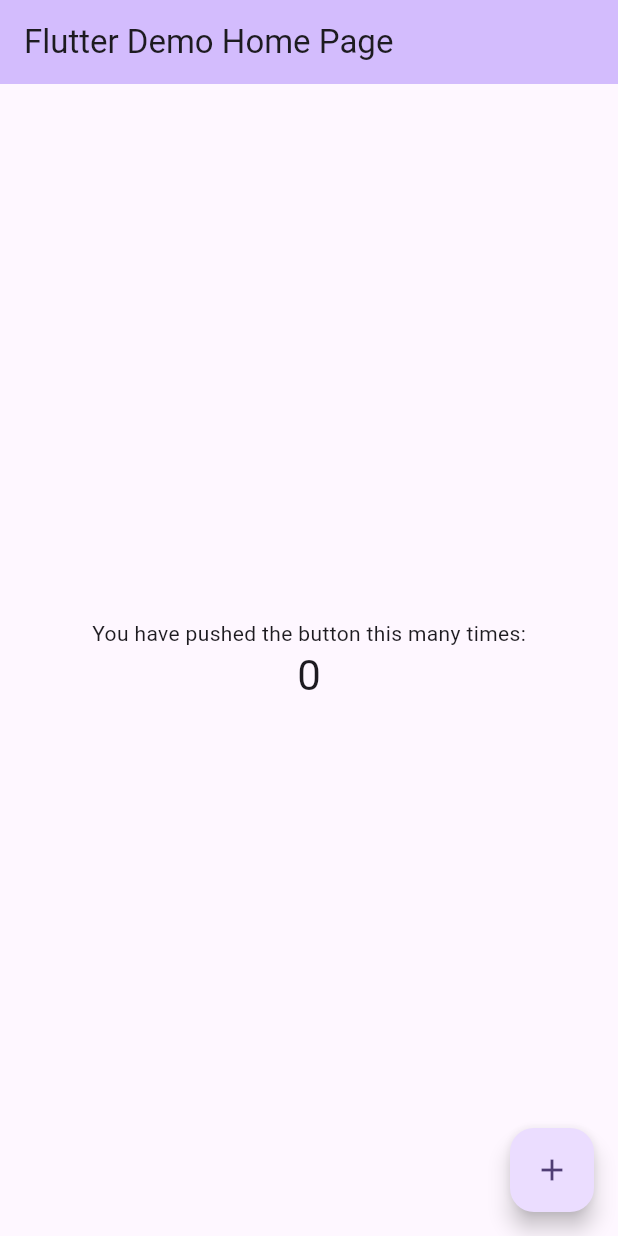
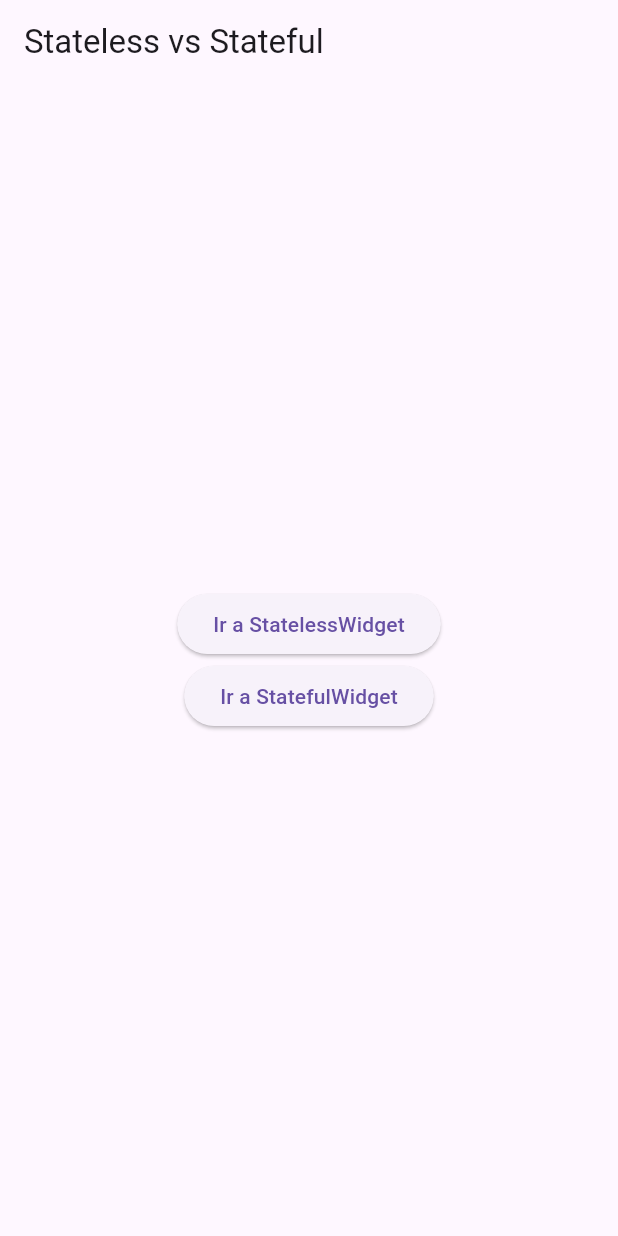
Before and after one commit to arincassia/abaez-flutter-002, a Flutter app: the screen it shows after launch, on a phone screen of 412 x 824 dp. Run offline on Flutter 3.47's test engine with Material 3 defaults, Android fonts, the phone set to English and light mode, and no system bars.

Commit message:
Un StatelessWidget no tiene estado mutable, mientras que un StatefulWidget usa un objeto State para manejar cambios con setState()

```diff
--- a/lib/main.dart
+++ b/lib/main.dart
@@ -1,122 +1,139 @@
 import 'package:flutter/material.dart';
 
 void main() {
-  runApp(const MyApp());
+  runApp(MiApp());
 }
 
-class MyApp extends StatelessWidget {
-  const MyApp({super.key});
-
-  // This widget is the root of your application.
+// Aplicación principal
+class MiApp extends StatelessWidget {
   @override
   Widget build(BuildContext context) {
     return MaterialApp(
-      title: 'Flutter Demo',
-      theme: ThemeData(
-        // This is the theme of your application.
-        //
-        // TRY THIS: Try running your application with "flutter run". You'll see
-        // the application has a purple toolbar. Then, without quitting the app,
-        // try changing the seedColor in the colorScheme below to Colors.green
-        // and then invoke "hot reload" (save your changes or press the "hot
-        // reload" button in a Flutter-supported IDE, or press "r" if you used
-        // the command line to start the app).
-        //
-        // Notice that the counter didn't reset back to zero; the application
-        // state is not lost during the reload. To reset the state, use hot
-        // restart instead.
-        //
-        // This works for code too, not just values: Most code changes can be
-        // tested with just a hot reload.
-        colorScheme: ColorScheme.fromSeed(seedColor: Colors.deepPurple),
-      ),
-      home: const MyHomePage(title: 'Flutter Demo Home Page'),
+      title: 'Stateless vs Stateful',
+      home: HomeScreen(),
     );
   }
 }
 
-class MyHomePage extends StatefulWidget {
-  const MyHomePage({super.key, required this.title});
-
-  // This widget is the home page of your application. It is stateful, meaning
-  // that it has a State object (defined below) that contains fields that affect
-  // how it looks.
-
-  // This class is the configuration for the state. It holds the values (in this
-  // case the title) provided by the parent (in this case the App widget) and
-  // used by the build method of the State. Fields in a Widget subclass are
-  // always marked "final".
-
-  final String title;
-
+// Pantalla principal con navegación
+class HomeScreen extends StatelessWidget {
   @override
-  State<MyHomePage> createState() => _MyHomePageState();
+  Widget build(BuildContext context) {
+    return Scaffold(
+      appBar: AppBar(
+        title: Text('Stateless vs Stateful'),
+      ),
+      body: Center(
+        child: Column(
+          mainAxisAlignment: MainAxisAlignment.center,
+          children: [
+            ElevatedButton(
+              onPressed: () {
+                Navigator.push(
+                  context,
+                  MaterialPageRoute(builder: (context) => StatelessExample()),
+                );
+              },
+              child: Text('Ir a StatelessWidget'),
+            ),
+            ElevatedButton(
+              onPressed: () {
+                Navigator.push(
+                  context,
+                  MaterialPageRoute(builder: (context) => StatefulExample()),
+                );
+              },
+              child: Text('Ir a StatefulWidget'),
+            ),
+          ],
+        ),
+      ),
+    );
+  }
 }
 
-class _MyHomePageState extends State<MyHomePage> {
-  int _counter = 0;
+// Ejemplo de StatelessWidget
+class StatelessExample extends StatelessWidget {
+  @override
+  Widget build(BuildContext context) {
+    return Scaffold(
+      appBar: AppBar(
+        title: Text('StatelessWidget'),
+      ),
+      body: Center(
+        child: Text(
+          'Este es un texto fijo.',
+          style: TextStyle(fontSize: 24),
+        ),
+      ),
+    );
+  }
+}
 
-  void _incrementCounter() {
+// Ejemplo de StatefulWidget
+class StatefulExample extends StatefulWidget {
+  @override
+  _StatefulExampleState createState() => _StatefulExampleState();
+}
+
+class _StatefulExampleState extends State<StatefulExample> {
+  int _contador = 0;
+
+  void _incrementarContador() {
     setState(() {
-      // This call to setState tells the Flutter framework that something has
-      // changed in this State, which causes it to rerun the build method below
-      // so that the display can reflect the updated values. If we changed
-      // _counter without calling setState(), then the build method would not be
-      // called again, and so nothing would appear to happen.
-      _counter++;
+      _contador++;
+    });
+  }
+
+  void _decrementarContador() {
+    setState(() {
+      _contador--;
+    });
+  }
+
+  void _resetearContador() {
+    setState(() {
+      _contador = 0;
     });
   }
 
   @override
   Widget build(BuildContext context) {
-    // This method is rerun every time setState is called, for instance as done
-    // by the _incrementCounter method above.
-    //
-    // The Flutter framework has been optimized to make rerunning build methods
-    // fast, so that you can just rebuild anything that needs updating rather
-    // than having to individually change instances of widgets.
     return Scaffold(
-      appBar: AppBar(
-        // TRY THIS: Try changing the color here to a specific color (to
-        // Colors.amber, perhaps?) and trigger a hot reload to see the AppBar
-        // change color while the other colors stay the same.
-        backgroundColor: Theme.of(context).colorScheme.inversePrimary,
-        // Here we take the value from the MyHomePage object that was created by
-        // the App.build method, and use it to set our appbar title.
-        title: Text(widget.title),
-      ),
+      appBar: AppBar(title: Text('StatefulWidget')),
       body: Center(
-        // Center is a layout widget. It takes a single child and positions it
-        // in the middle of the parent.
-        child: Column(
-          // Column is also a layout widget. It takes a list of children and
-          // arranges them vertically. By default, it sizes itself to fit its
-          // children horizontally, and tries to be as tall as its parent.
-          //
-          // Column has various properties to control how it sizes itself and
-          // how it positions its children. Here we use mainAxisAlignment to
-          // center the children vertically; the main axis here is the vertical
-          // axis because Columns are vertical (the cross axis would be
-          // horizontal).
-          //
-          // TRY THIS: Invoke "debug painting" (choose the "Toggle Debug Paint"
-          // action in the IDE, or press "p" in the console), to see the
-          // wireframe for each widget.
-          mainAxisAlignment: MainAxisAlignment.center,
-          children: <Widget>[
-            const Text('You have pushed the button this many times:'),
-            Text(
-              '$_counter',
-              style: Theme.of(context).textTheme.headlineMedium,
-            ),
-          ],
+        child: Text(
+          'Número: $_contador',
+          style: TextStyle(fontSize: 24),
         ),
       ),
-      floatingActionButton: FloatingActionButton(
-        onPressed: _incrementCounter,
-        tooltip: 'Increment',
-        child: const Icon(Icons.add),
-      ), // This trailing comma makes auto-formatting nicer for build methods.
+      floatingActionButton: Row(
+        mainAxisAlignment: MainAxisAlignment.end, // Alinea los botones al final (derecha)
+        children: [
+          // Botón para resetear el contador
+          FloatingActionButton(
+            onPressed: _resetearContador,
+            tooltip: 'Reset',
+            child: const Icon(Icons.refresh),
+          ),
+          const SizedBox(width: 16), // Espaciado entre los botones
+
+          // Botón para decrementar el contador
+          FloatingActionButton(
+            onPressed: _decrementarContador,
+            tooltip: 'Decrement',
+            child: const Icon(Icons.remove),
+          ),
+          const SizedBox(width: 16), // Espaciado entre los botones
+
+          // Botón para incrementar el contador
+          FloatingActionButton(
+            onPressed: _incrementarContador,
+            tooltip: 'Increment',
+            child: const Icon(Icons.add),
+          ),
+        ],
+      ),
     );
   }
 }
```
